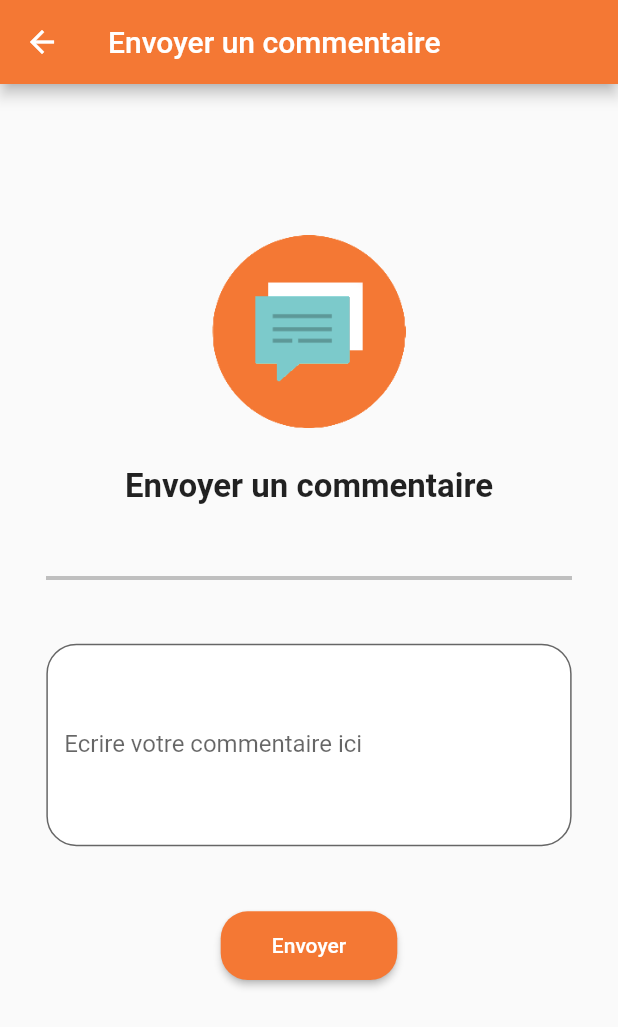
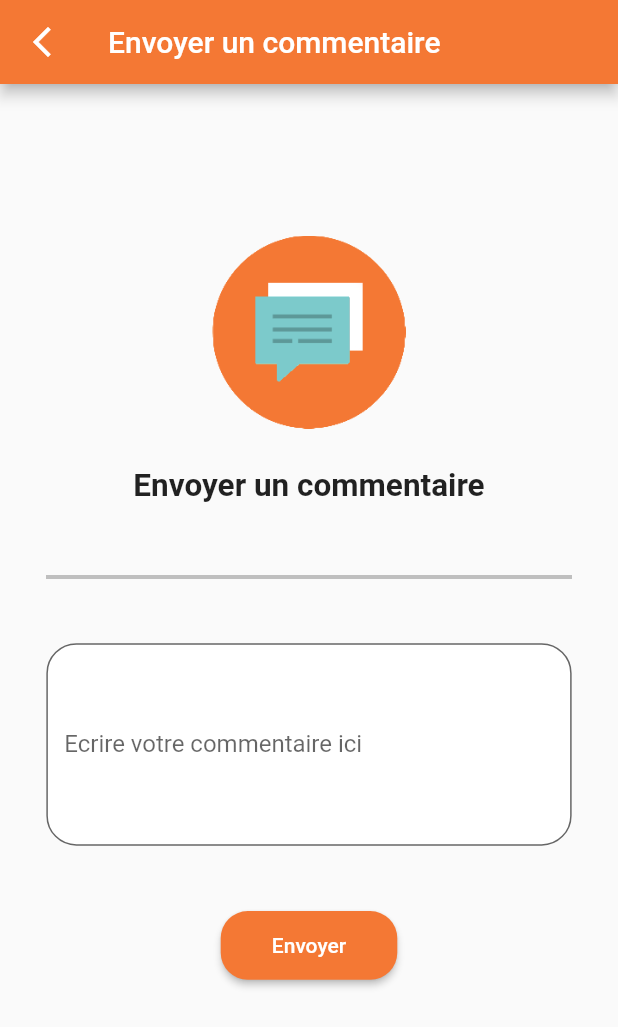
Before and after one commit to aminelasheb/dzkingdom, a Flutter app: the envoyer_commentaire screen opened directly, on a phone screen of 412 x 824 dp. Shown: the top 1027 px of the screen. Run offline on Flutter 3.47's test engine with Material 2 defaults, Android fonts, the phone set to English and light mode, and no system bars.

Commit message:
appBar backButton updated

```diff
--- a/lib/screens/envoyer_commentaire.dart
+++ b/lib/screens/envoyer_commentaire.dart
@@ -21,6 +21,11 @@ FocusNode myFocusNode = new FocusNode();
       child: Scaffold(
         appBar: AppBar(
            title: Text("Envoyer un commentaire" ,style: TextStyle(color: Colors.white),),
+        automaticallyImplyLeading: true,
+  leading: IconButton(icon:Icon(Icons.arrow_back_ios_new),
+          onPressed: () {  Navigator.pop(context);
+},),
+
             backgroundColor: Color(0xfff47834),
         ),
         body: Center(
@@ -40,7 +45,7 @@ FocusNode myFocusNode = new FocusNode();
                 Container(
                         margin: EdgeInsets.only(bottom:sizee.height/40),
 
-                  child: Text("Envoyer un commentaire",style:TextStyle(fontSize: 22,fontWeight: FontWeight.bold))) ,
+                  child: Text("Envoyer un commentaire",style:TextStyle(fontSize: 21,fontWeight: FontWeight.bold))) ,
               Container(
                 margin: EdgeInsets.only(bottom:sizee.height/50),
                 child: Image(image: AssetImage('images/ligne2.png'),width: sizee.width*0.85 ,)),
--- a/lib/screens/recuperation.dart
+++ b/lib/screens/recuperation.dart
@@ -25,6 +25,10 @@ class _recuperationState extends State<recuperation> {
         appBar: AppBar(
            title: Text("Récuperation du mot de passe" ,style: TextStyle(color: Colors.white),),
             backgroundColor: Color(0xfff47834),
+               automaticallyImplyLeading: true,
+  leading: IconButton(icon:Icon(Icons.arrow_back_ios_new),
+          onPressed: () {  Navigator.pop(context);
+},),
         ),
         body: Center(
 
@@ -43,7 +47,7 @@ class _recuperationState extends State<recuperation> {
                 Container(
                         margin: EdgeInsets.only(bottom:sizee.height/40),
 
-                  child: Text("Récuperer votre mot de passe",style:TextStyle(fontSize: 22,fontWeight: FontWeight.bold))) ,
+                  child: Text("Récuperer votre mot de passe",style:TextStyle(fontSize: 21,fontWeight: FontWeight.bold))) ,
               Container(
                 margin: EdgeInsets.only(bottom:sizee.height/50),
                 child: Image(image: AssetImage('images/ligne2.png'),width: sizee.width*0.85 ,)),
--- a/lib/screens/sign_in.dart
+++ b/lib/screens/sign_in.dart
@@ -1,3 +1,4 @@
+import 'package:dzkingdom/screens/envoyer_commentaire.dart';
 import 'package:dzkingdom/screens/recuperation.dart';
 import 'package:dzkingdom/screens/sign_up.dart';
 import 'package:flutter/cupertino.dart';
--- a/lib/screens/sign_up.dart
+++ b/lib/screens/sign_up.dart
@@ -21,7 +21,10 @@ class _sign_upState extends State<sign_up> {
         appBar: AppBar(
           title: Text("Créer un compte" ,style: TextStyle(color: Colors.white),),
           backgroundColor: Color(0xfff47834),
-
+       automaticallyImplyLeading: true,
+  leading: IconButton(icon:Icon(Icons.arrow_back_ios_new),
+          onPressed: () {  Navigator.pop(context);
+},),
         ),
         body:
          SingleChildScrollView(
```
